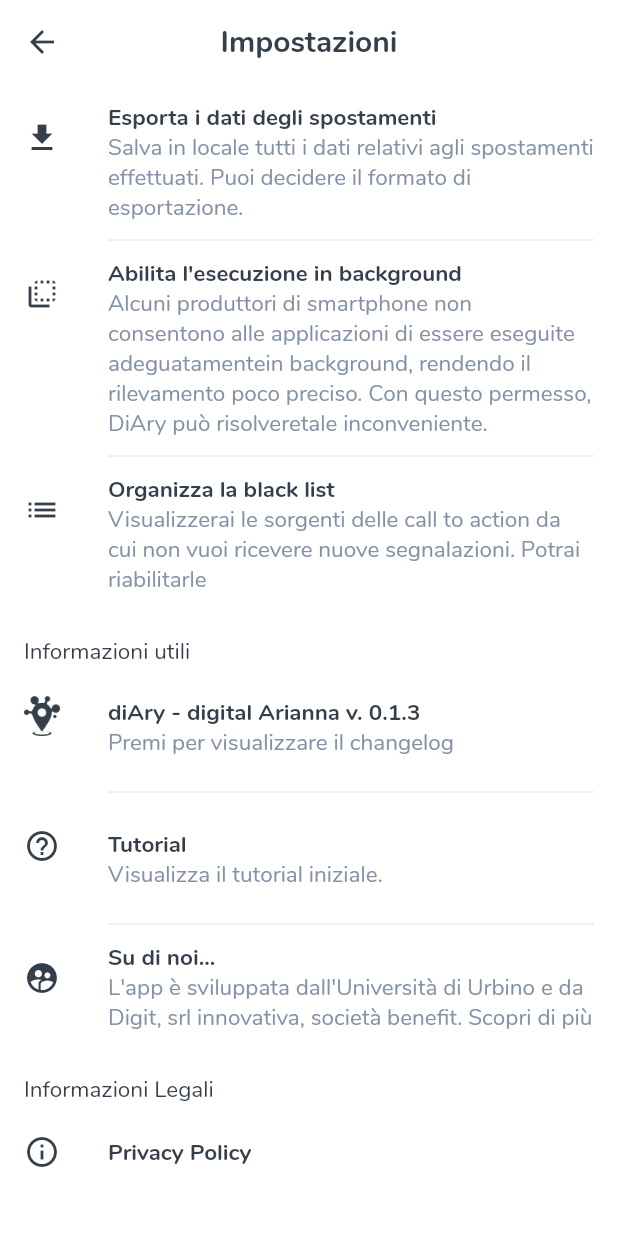
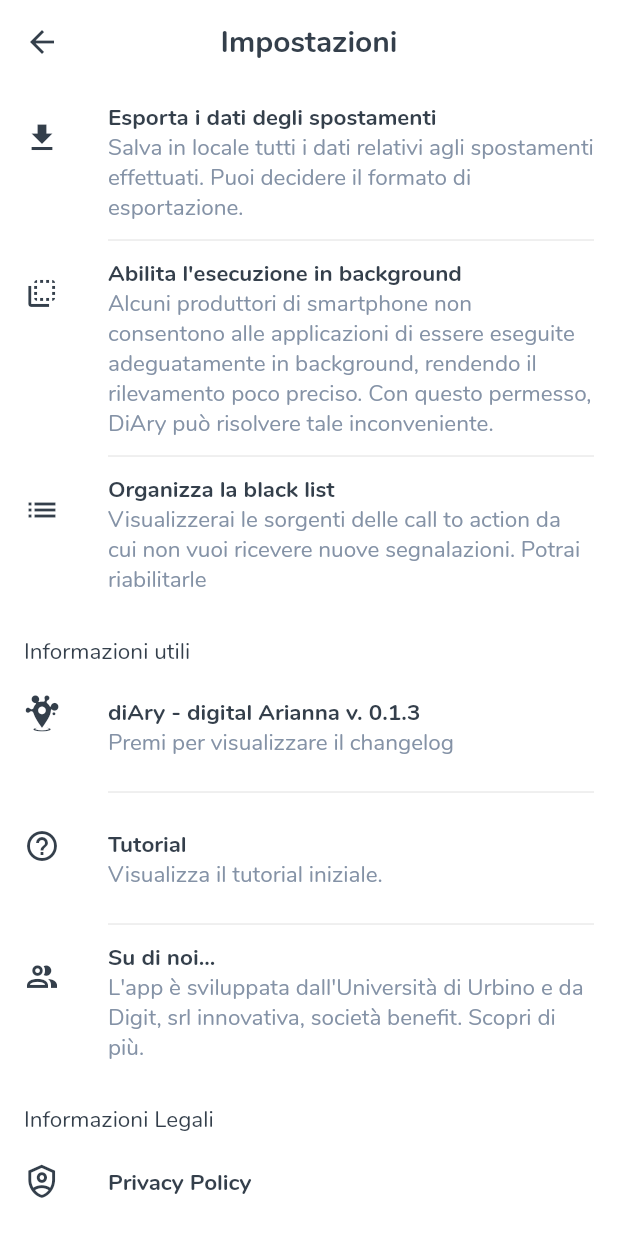
Before and after one commit to digit-srl/diAry-apps, a Flutter app: the SettingsPage screen opened directly, on a phone screen of 412 x 824 dp. Run offline on Flutter 3.47's test engine with Material 2 defaults, Android fonts, the phone set to English and light mode, and no system bars; our stand-ins replace auto_size_text, csv, dartz, equatable, firebase_analytics, firebase_crashlytics and 17 more; missing offline and left inert: dart_geohash, esys_flutter_share, flutter_background_geolocation, flutter_circular_chart, flutter_state_notifier, geodesy and 2 more; accounts and stored records are empty; generated files the repository leaves out were written again; statements that could not run were skipped.

Commit message:
Added some icons, added call to action new icon, modified call to action welcome screen image

```diff
--- a/lib/presentation/pages/home/home_page.dart
+++ b/lib/presentation/pages/home/home_page.dart
@@ -114,13 +114,9 @@ class _HomePageState extends State<HomePage> {
                       padding: const EdgeInsets.symmetric(horizontal: 8.0),
                       child: Row(
                         children: <Widget>[
-                          Image.asset(
-                            'assets/wom_pin.png',
-                            color: Theme.of(context).iconTheme.color,
-                            width: 16,
-                          ),
+                          Icon(CustomIcons.wom_logo),
                           SizedBox(
-                            width: 8,
+                            width: 2,
                           ),
                           Text(
                             context.select((DayState value) =>
@@ -180,12 +176,13 @@ class CallToActionIconButton extends StatelessWidget {
 
     return IconButton(
       icon: Icon(
-        CustomIcons.hospital_box_outline,
+        CustomIcons.call_to_action,
+        size: 20,
       ),
       onPressed: () {
         showCallToActionBottomSheet(context);
       },
-      tooltip: "Notifica sanitaria",
+      tooltip: "Call to action",
     );
   }
 
@@ -216,13 +213,7 @@ class UploadStatsIconButton extends StatelessWidget {
     return IconButton(
       tooltip: "Condividi statistiche e riscatta WOM",
       icon: isStatsSended
-          ? Container(
-//              height: 30,
-              child: Image.asset(
-                'assets/wom_pocket_logo.png',
-                color: Theme.of(context).iconTheme.color,
-              ),
-            )
+          ? Icon(CustomIcons.pocket_logo, size: 32,)
           : Icon(
               isToday ? Icons.cloud_off : CustomIcons.cloud_upload_outline,
             ),
--- a/lib/presentation/pages/settings/settings_page.dart
+++ b/lib/presentation/pages/settings/settings_page.dart
@@ -1,6 +1,7 @@
 import 'dart:io';
 
 import 'package:diary/domain/entities/call_to_action_source.dart';
+import 'package:diary/utils/custom_icons.dart';
 import 'package:diary/utils/generic_utils.dart';
 import 'package:diary/utils/import_export_utils.dart';
 import 'package:diary/utils/permissions_utils.dart';
@@ -36,17 +37,18 @@ class _SettingsPageState extends State<SettingsPage> {
       SettingItem(
         Icons.file_download,
         'Esporta i dati degli spostamenti',
-        'Salva in locale tutti i dati relativi agli spostamenti effettuati. Puoi decidere il formato di esportazione.',
+        'Salva in locale tutti i dati relativi agli spostamenti effettuati. '
+            'Puoi decidere il formato di esportazione.',
         onTap: () => ImportExportUtils.exportAllData(context),
       ),
       if (Platform.isAndroid)
         SettingItem(
-          Icons.flip_to_back,
+          CustomIcons.flip_to_back,
           'Abilita l\'esecuzione in background',
           'Alcuni produttori di smartphone non consentono '
-              'alle applicazioni di essere eseguite adeguatamente'
+              'alle applicazioni di essere eseguite adeguatamente '
               'in background, rendendo il rilevamento poco preciso. '
-              'Con questo permesso, DiAry può risolvere'
+              'Con questo permesso, DiAry può risolvere '
               'tale inconveniente.',
           onTap: () => requestIgnoreBatteryOptimization(),
         ),
@@ -69,12 +71,14 @@ class _SettingsPageState extends State<SettingsPage> {
     ];
 
     utils = [
-      SettingItem(null, 'diAry - digital Arianna',
-          'Premi per visualizzare il changelog',
-          enabled: true,
-          customImageIconAsset: 'assets/diary_logo.png', onTap: () {
-        GenericUtils.launchURL('https://covid19app.uniurb.it/category/news/');
-      }),
+      SettingItem(
+        CustomIcons.diary_logo,
+        'diAry - digital Arianna',
+        'Premi per visualizzare il changelog',
+        onTap: () {
+          GenericUtils.launchURL('https://covid19app.uniurb.it/category/news/');
+        }
+      ),
 //      SettingItem(Icons.bug_report, 'Segnala un bug',
 //          'Notifica un problema al team di sviluppo tramite mail.',
 //          enabled: false),
@@ -95,8 +99,9 @@ class _SettingsPageState extends State<SettingsPage> {
           )
         },
       ),
-      SettingItem(Icons.supervised_user_circle, 'Su di noi...',
-          'L\'app è sviluppata dall\'Università di Urbino e da Digit, srl innovativa, società benefit. Scopri di più',
+      SettingItem(CustomIcons.account_multiple_outline, 'Su di noi...',
+          'L\'app è sviluppata dall\'Università di Urbino e da Digit, srl '
+              'innovativa, società benefit. Scopri di più.',
           enabled: true, onTap: () {
         GenericUtils.launchURL('https://digit.srl');
       }),
@@ -104,7 +109,7 @@ class _SettingsPageState extends State<SettingsPage> {
 
     legals = [
 //      SettingItem(Icons.info_outline, 'Terms of service', null, enabled: false),
-      SettingItem(Icons.info_outline, 'Privacy Policy', null, enabled: true,
+      SettingItem(CustomIcons.shield_account_outline, 'Privacy Policy', null, enabled: true,
           onTap: () {
         GenericUtils.launchURL(
           'https://covid19app.uniurb.it/privacy-policy/',
--- a/lib/utils/custom_icons.dart
+++ b/lib/utils/custom_icons.dart
@@ -1,6 +1,17 @@
 /// Flutter icons CustomIcons
 /// Copyright (C) 2020 by original authors @ fluttericon.com, fontello.com
 /// This font was generated by FlutterIcon.com, which is derived from Fontello.
+///
+/// To use this font, place it in your fonts/ directory and include the
+/// following in your pubspec.yaml
+///
+/// flutter:
+///   fonts:
+///    - family:  CustomIcons
+///      fonts:
+///       - asset: fonts/CustomIcons.ttf
+///
+///
 ///
 import 'package:flutter/widgets.dart';
 
@@ -10,19 +21,26 @@ class CustomIcons {
   static const _kFontFam = 'CustomIcons';
   static const _kFontPkg = null;
 
-  static const IconData bookmark_plus_outline = const IconData(0xe800, fontFamily: _kFontFam, fontPackage: _kFontPkg);
-  static const IconData map_marker_plus_outline = const IconData(0xe801, fontFamily: _kFontFam, fontPackage: _kFontPkg);
-  static const IconData map_marker_outline = const IconData(0xe802, fontFamily: _kFontFam, fontPackage: _kFontPkg);
-  static const IconData map_outline = const IconData(0xe803, fontFamily: _kFontFam, fontPackage: _kFontPkg);
-  static const IconData bookmark_multiple_outline = const IconData(0xe804, fontFamily: _kFontFam, fontPackage: _kFontPkg);
-  static const IconData calendar_outline = const IconData(0xe805, fontFamily: _kFontFam, fontPackage: _kFontPkg);
-  static const IconData bookmark_outline = const IconData(0xe806, fontFamily: _kFontFam, fontPackage: _kFontPkg);
-  static const IconData flask_outline = const IconData(0xe807, fontFamily: _kFontFam, fontPackage: _kFontPkg);
-  static const IconData cloud_upload_outline = const IconData(0xe808, fontFamily: _kFontFam, fontPackage: _kFontPkg);
-  static const IconData cog_outline = const IconData(0xe809, fontFamily: _kFontFam, fontPackage: _kFontPkg);
-  static const IconData crosshairs_off = const IconData(0xe80a, fontFamily: _kFontFam, fontPackage: _kFontPkg);
-  static const IconData hospital_box_outline = const IconData(0xe80b, fontFamily: _kFontFam, fontPackage: _kFontPkg);
-  static const IconData home_outline = const IconData(0xe80c, fontFamily: _kFontFam, fontPackage: _kFontPkg);
-  static const IconData trash_can_outline = const IconData(0xe80d, fontFamily: _kFontFam, fontPackage: _kFontPkg);
-  static const IconData pin_outline = const IconData(0xe80e, fontFamily: _kFontFam, fontPackage: _kFontPkg);
+  static const IconData bookmark_plus_outline = IconData(0xe800, fontFamily: _kFontFam, fontPackage: _kFontPkg);
+  static const IconData map_marker_plus_outline = IconData(0xe801, fontFamily: _kFontFam, fontPackage: _kFontPkg);
+  static const IconData map_marker_outline = IconData(0xe802, fontFamily: _kFontFam, fontPackage: _kFontPkg);
+  static const IconData map_outline = IconData(0xe803, fontFamily: _kFontFam, fontPackage: _kFontPkg);
+  static const IconData bookmark_multiple_outline = IconData(0xe804, fontFamily: _kFontFam, fontPackage: _kFontPkg);
+  static const IconData calendar_outline = IconData(0xe805, fontFamily: _kFontFam, fontPackage: _kFontPkg);
+  static const IconData bookmark_outline = IconData(0xe806, fontFamily: _kFontFam, fontPackage: _kFontPkg);
+  static const IconData flask_outline = IconData(0xe807, fontFamily: _kFontFam, fontPackage: _kFontPkg);
+  static const IconData cloud_upload_outline = IconData(0xe808, fontFamily: _kFontFam, fontPackage: _kFontPkg);
+  static const IconData cog_outline = IconData(0xe809, fontFamily: _kFontFam, fontPackage: _kFontPkg);
+  static const IconData crosshairs_off = IconData(0xe80a, fontFamily: _kFontFam, fontPackage: _kFontPkg);
+  static const IconData home_outline = IconData(0xe80c, fontFamily: _kFontFam, fontPackage: _kFontPkg);
+  static const IconData trash_can_outline = IconData(0xe80d, fontFamily: _kFontFam, fontPackage: _kFontPkg);
+  static const IconData pin_outline = IconData(0xe80e, fontFamily: _kFontFam, fontPackage: _kFontPkg);
+  static const IconData account_multiple_outline = IconData(0xe80f, fontFamily: _kFontFam, fontPackage: _kFontPkg);
+  static const IconData diary_logo = IconData(0xe810, fontFamily: _kFontFam, fontPackage: _kFontPkg);
+  static const IconData wom_logo = IconData(0xe811, fontFamily: _kFontFam, fontPackage: _kFontPkg);
+  static const IconData flip_to_back = IconData(0xe812, fontFamily: _kFontFam, fontPackage: _kFontPkg);
+  static const IconData help_circle_outline = IconData(0xe813, fontFamily: _kFontFam, fontPackage: _kFontPkg);
+  static const IconData pocket_logo = IconData(0xe814, fontFamily: _kFontFam, fontPackage: _kFontPkg);
+  static const IconData shield_account_outline = IconData(0xe815, fontFamily: _kFontFam, fontPackage: _kFontPkg);
+  static const IconData call_to_action = IconData(0xe816, fontFamily: _kFontFam, fontPackage: _kFontPkg);
 }
```
Also changed, not shown: assets/2.0x/slide3.png, assets/3.0x/slide3.png, assets/slide3.png, fonts/CustomIcons.ttf.
